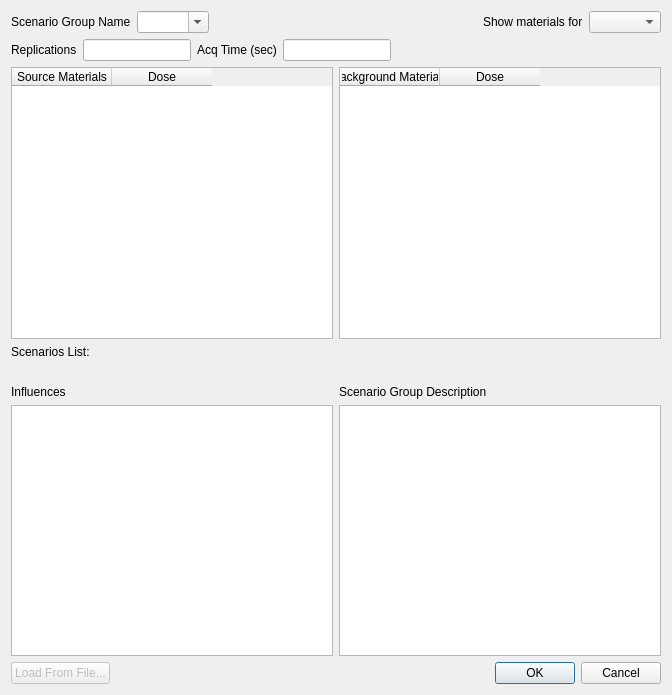
Before: the Qt Designer form src/ui/create_scenario_dialog.ui in LLNL/RASE, drawn with Qt 5.
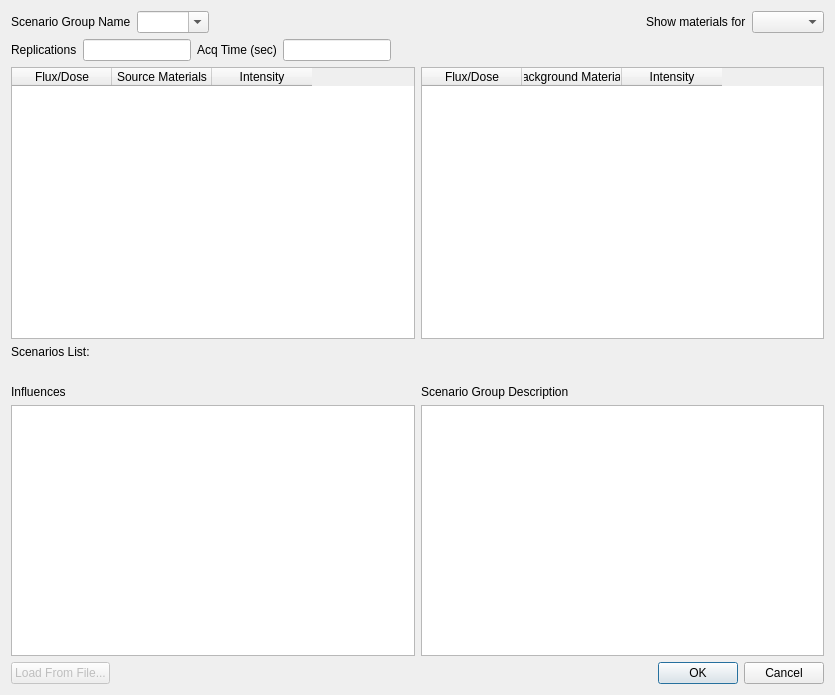
After: the same form once the commit is applied.

```diff
--- a/src/ui/create_scenario_dialog.ui
+++ b/src/ui/create_scenario_dialog.ui
@@ -9,7 +9,7 @@
    <rect>
     <x>0</x>
     <y>0</y>
-    <width>672</width>
+    <width>835</width>
     <height>695</height>
    </rect>
   </property>
@@ -131,6 +131,16 @@
        <attribute name="verticalHeaderVisible">
         <bool>false</bool>
        </attribute>
+       <column>
+        <property name="text">
+         <string>Flux/Dose</string>
+        </property>
+        <property name="font">
+         <font>
+          <italic>false</italic>
+         </font>
+        </property>
+       </column>
        <column>
         <property name="text">
          <string>Source Materials</string>
@@ -138,7 +148,12 @@
        </column>
        <column>
         <property name="text">
-         <string>Dose</string>
+         <string>Intensity</string>
+        </property>
+        <property name="font">
+         <font>
+          <italic>false</italic>
+         </font>
         </property>
        </column>
       </widget>
@@ -160,6 +175,11 @@
        <attribute name="verticalHeaderVisible">
         <bool>false</bool>
        </attribute>
+       <column>
+        <property name="text">
+         <string>Flux/Dose</string>
+        </property>
+       </column>
        <column>
         <property name="text">
          <string>Background Materials</string>
@@ -167,7 +187,7 @@
        </column>
        <column>
         <property name="text">
-         <string>Dose</string>
+         <string>Intensity</string>
         </property>
        </column>
       </widget>
```
